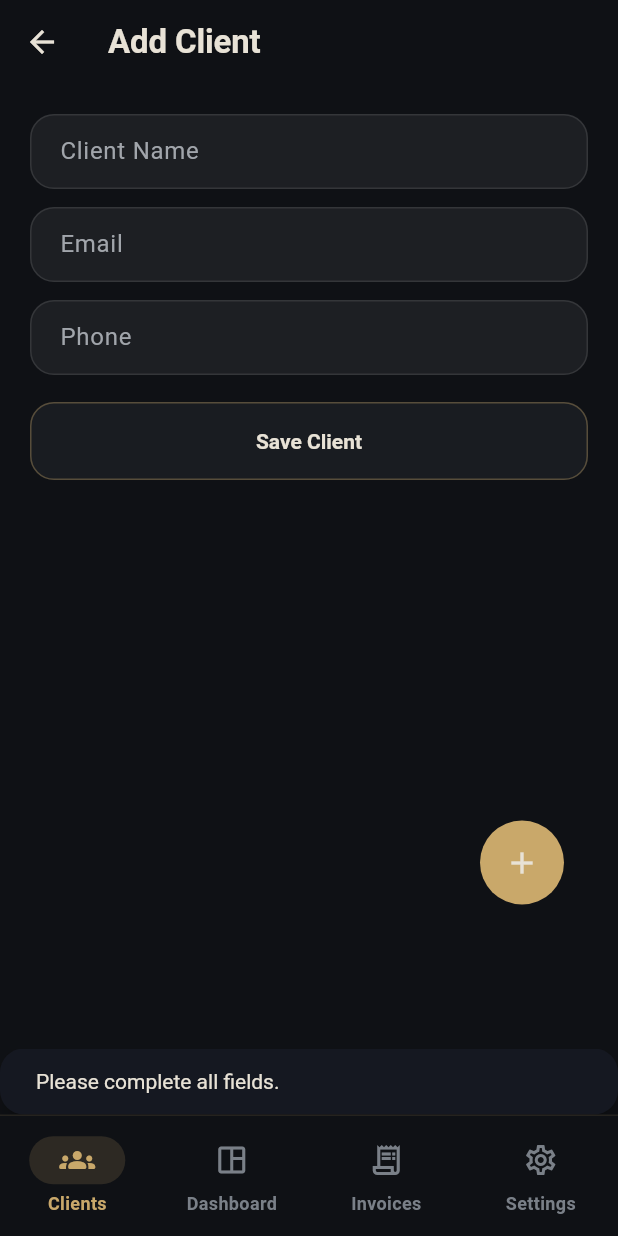
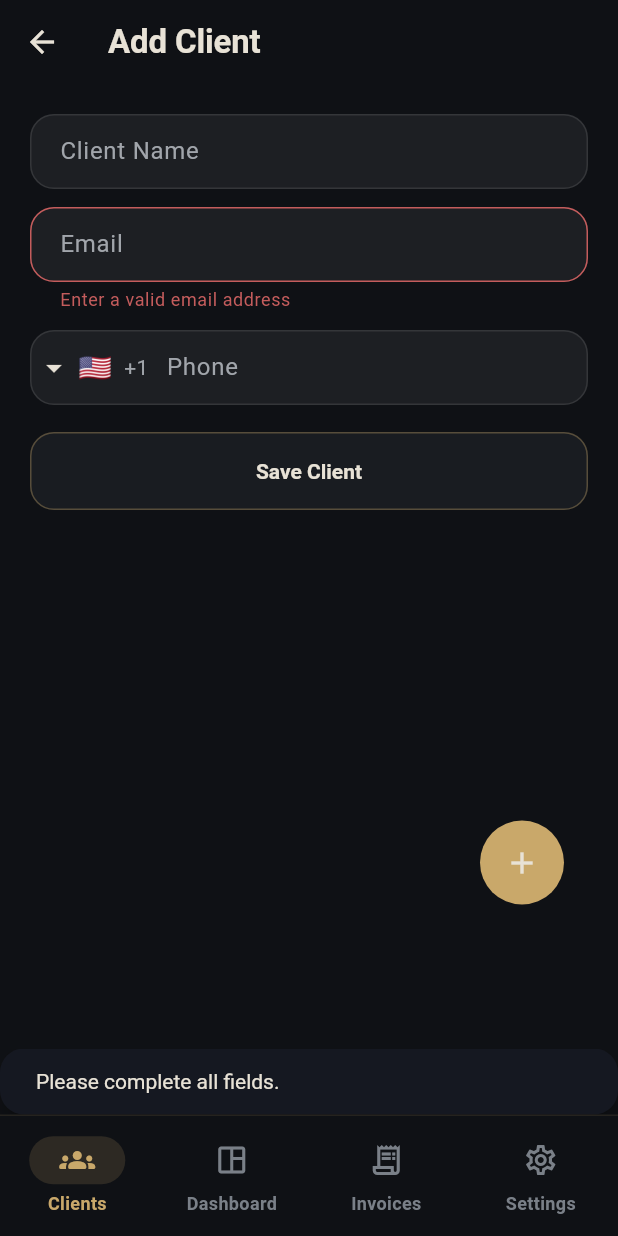
Before and after one commit to fessykhan699-cmyk/REMINDER, a Flutter app: the AddClientScreen screen opened by its route, after a tap on "Save Client", on a phone screen of 412 x 824 dp. Run offline on Flutter 3.47's test engine with Material 3 defaults, Android fonts, the phone set to English and light mode, and no system bars; drawn by our look-alikes of intl_phone_field; our stand-ins replace flutter_riverpod, go_router, image_picker, permission_handler, shared_preferences; accounts and stored records are empty.

```diff
--- a/lib/features/clients/presentation/screens/add_client_screen.dart
+++ b/lib/features/clients/presentation/screens/add_client_screen.dart
@@ -1,5 +1,6 @@
 import 'package:flutter/material.dart';
 import 'package:flutter_riverpod/flutter_riverpod.dart';
+import 'package:intl_phone_field/intl_phone_field.dart';
 
 import '../../../../shared/components/app_input_field.dart';
 import '../../../../shared/components/primary_button.dart';
@@ -13,17 +14,141 @@ class AddClientScreen extends ConsumerStatefulWidget {
 }
 
 class _AddClientScreenState extends ConsumerState<AddClientScreen> {
+  static final RegExp _emailRegex = RegExp(
+    r'^[A-Z0-9._%+-]+@[A-Z0-9.-]+\.[A-Z]{2,}$',
+    caseSensitive: false,
+  );
+
   final _nameController = TextEditingController();
   final _emailController = TextEditingController();
   final _phoneController = TextEditingController();
+  final _emailFocusNode = FocusNode();
+  final _phoneFocusNode = FocusNode();
+  final _emailFormKey = GlobalKey<FormState>();
+  final _phoneFormKey = GlobalKey<FormState>();
+
   bool _isSaving = false;
+  bool _validateEmailOnBlur = false;
+  bool _validateOnSubmit = false;
+  bool _didResolveLocaleCountry = false;
+  String _initialCountryCode = 'US';
+  String _fullPhoneNumber = '';
+
+  @override
+  void initState() {
+    super.initState();
+    _emailFocusNode.addListener(_handleEmailFocusChange);
+    _phoneFocusNode.addListener(_handlePhoneFocusChange);
+  }
+
+  @override
+  void didChangeDependencies() {
+    super.didChangeDependencies();
+    if (_didResolveLocaleCountry) {
+      return;
+    }
+
+    _initialCountryCode = _resolveInitialCountryCode(
+      Localizations.localeOf(context),
+    );
+    _didResolveLocaleCountry = true;
+  }
 
   @override
   void dispose() {
     _nameController.dispose();
     _emailController.dispose();
     _phoneController.dispose();
+    _emailFocusNode
+      ..removeListener(_handleEmailFocusChange)
+      ..dispose();
+    _phoneFocusNode
+      ..removeListener(_handlePhoneFocusChange)
+      ..dispose();
     super.dispose();
+  }
+
+  String _resolveInitialCountryCode(Locale locale) {
+    final localeCountryCode = locale.countryCode;
+    if (localeCountryCode != null && localeCountryCode.length == 2) {
+      return localeCountryCode.toUpperCase();
+    }
+
+    switch (locale.languageCode.toLowerCase()) {
+      case 'ar':
+        return 'AE';
+      case 'de':
+        return 'DE';
+      case 'es':
+        return 'ES';
+      case 'fr':
+        return 'FR';
+      case 'hi':
+        return 'IN';
+      case 'it':
+        return 'IT';
+      case 'ja':
+        return 'JP';
+      case 'ko':
+        return 'KR';
+      case 'pt':
+        return 'BR';
+      case 'ru':
+        return 'RU';
+      case 'zh':
+        return 'CN';
+      default:
+        return 'US';
+    }
+  }
+
+  bool get _shouldValidateEmail {
+    return _validateOnSubmit || _validateEmailOnBlur;
+  }
+
+  void _trimEmail() {
+    final trimmed = _emailController.text.trim();
+    if (trimmed == _emailController.text) {
+      return;
+    }
+
+    _emailController.value = TextEditingValue(
+      text: trimmed,
+      selection: TextSelection.collapsed(offset: trimmed.length),
+      composing: TextRange.empty,
+    );
+  }
+
+  void _handleEmailFocusChange() {
+    if (_emailFocusNode.hasFocus) {
+      return;
+    }
+
+    _trimEmail();
+    if (!_validateEmailOnBlur) {
+      setState(() => _validateEmailOnBlur = true);
+    }
+    _emailFormKey.currentState?.validate();
+  }
+
+  void _handlePhoneFocusChange() {
+    if (_phoneFocusNode.hasFocus) {
+      return;
+    }
+    _phoneFormKey.currentState?.validate();
+  }
+
+  String? _validateEmail(String? value) {
+    if (!_shouldValidateEmail) {
+      return null;
+    }
+
+    final cleaned = (value ?? '').trim();
+    if (!_emailRegex.hasMatch(cleaned)) {
+      return 'Enter a valid email address';
+    }
+
+    return null;
   }
 
   Future<void> _save() async {
@@ -31,14 +156,27 @@ class _AddClientScreenState extends ConsumerState<AddClientScreen> {
       return;
     }
 
+    _trimEmail();
+
+    if (!_validateOnSubmit) {
+      setState(() => _validateOnSubmit = true);
+    }
+
+    final isEmailValid = _emailFormKey.currentState?.validate() ?? false;
+    final isPhoneValid = _phoneFormKey.currentState?.validate() ?? false;
+
     final name = _nameController.text.trim();
     final email = _emailController.text.trim();
-    final phone = _phoneController.text.trim();
+    final phone = _fullPhoneNumber.trim();
 
-    if (name.isEmpty || email.isEmpty || phone.isEmpty) {
+    if (name.isEmpty) {
       ScaffoldMessenger.of(context).showSnackBar(
         const SnackBar(content: Text('Please complete all fields.')),
       );
+      return;
+    }
+
+    if (!isEmailValid || !isPhoneValid || phone.isEmpty) {
       return;
     }
 
@@ -69,16 +207,40 @@ class _AddClientScreenState extends ConsumerState<AddClientScreen> {
         children: [
           AppInputField(controller: _nameController, label: 'Client Name'),
           const SizedBox(height: 12),
-          AppInputField(
-            controller: _emailController,
-            label: 'Email',
-            keyboardType: TextInputType.emailAddress,
+          Form(
+            key: _emailFormKey,
+            child: TextFormField(
+              controller: _emailController,
+              focusNode: _emailFocusNode,
+              keyboardType: TextInputType.emailAddress,
+              decoration: const InputDecoration(labelText: 'Email'),
+              validator: _validateEmail,
+            ),
           ),
           const SizedBox(height: 12),
-          AppInputField(
-            controller: _phoneController,
-            label: 'Phone',
-            keyboardType: TextInputType.phone,
+          Form(
+            key: _phoneFormKey,
+            child: IntlPhoneField(
+              controller: _phoneController,
+              focusNode: _phoneFocusNode,
+              initialCountryCode: _initialCountryCode,
+              autovalidateMode: AutovalidateMode.disabled,
+              keyboardType: TextInputType.phone,
+              invalidNumberMessage: 'Enter a valid phone number',
+              decoration: const InputDecoration(
+                labelText: 'Phone',
+                counterText: '',
+              ),
+              onChanged: (phone) {
+                _fullPhoneNumber = phone.completeNumber.trim();
+              },
+              onCountryChanged: (country) {
+                final localNumber = _phoneController.text.trim();
+                _fullPhoneNumber = localNumber.isEmpty
+                    ? ''
+                    : '+${country.fullCountryCode}$localNumber';
+              },
+            ),
           ),
           const SizedBox(height: 18),
           PrimaryButton(
--- a/pubspec.yaml
+++ b/pubspec.yaml
@@ -39,6 +39,7 @@ dependencies:
   # The following adds the Cupertino Icons font to your application.
   # Use with the CupertinoIcons class for iOS style icons.
   cupertino_icons: ^1.0.8
+  intl_phone_field: ^3.2.0
 
 dev_dependencies:
   flutter_test:
```
Also changed, not shown: pubspec.lock.
